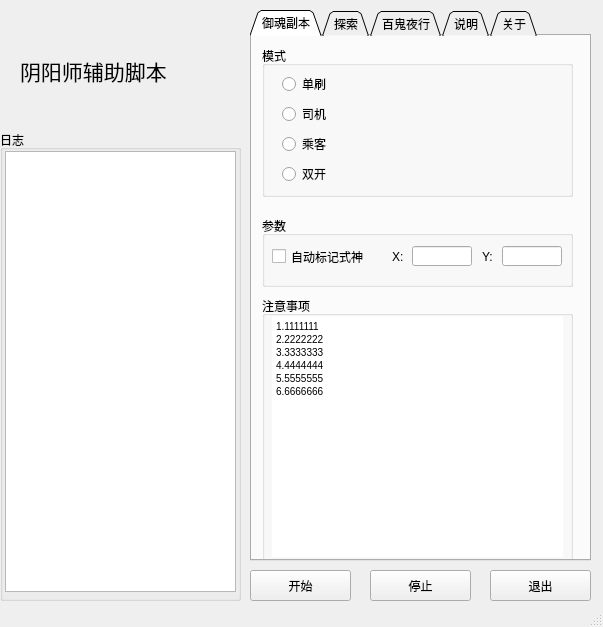
Old version of the form GuiModule/MainWindow.ui in the repository li-zheng-hao/OnmyojiScript.
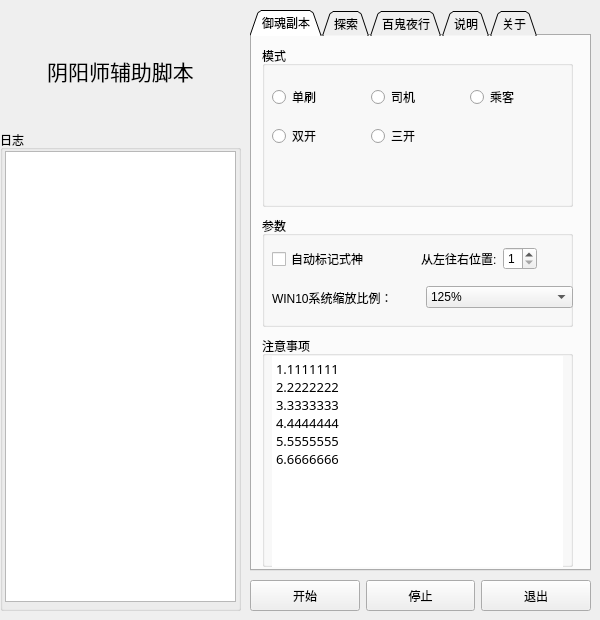
New version of the form.

The edit to the form file:
```diff
--- a/GuiModule/MainWindow.ui
+++ b/GuiModule/MainWindow.ui
@@ -6,8 +6,8 @@
    <rect>
     <x>0</x>
     <y>0</y>
-    <width>603</width>
-    <height>627</height>
+    <width>600</width>
+    <height>620</height>
    </rect>
   </property>
   <property name="sizePolicy">
@@ -16,6 +16,18 @@
     <verstretch>0</verstretch>
    </sizepolicy>
   </property>
+  <property name="minimumSize">
+   <size>
+    <width>600</width>
+    <height>605</height>
+   </size>
+  </property>
+  <property name="maximumSize">
+   <size>
+    <width>600</width>
+    <height>650</height>
+   </size>
+  </property>
   <property name="windowTitle">
    <string>阴阳师辅助脚本</string>
   </property>
@@ -26,7 +38,7 @@
       <x>250</x>
       <y>10</y>
       <width>341</width>
-      <height>551</height>
+      <height>561</height>
      </rect>
     </property>
     <property name="sizePolicy">
@@ -60,64 +72,59 @@
         <x>10</x>
         <y>10</y>
         <width>311</width>
-        <height>151</height>
+        <height>161</height>
        </rect>
       </property>
       <property name="title">
        <string>模式</string>
       </property>
-      <widget class="QRadioButton" name="radioButton">
+      <widget class="QWidget" name="layoutWidget">
        <property name="geometry">
         <rect>
-         <x>20</x>
+         <x>10</x>
          <y>30</y>
-         <width>93</width>
-         <height>16</height>
+         <width>291</width>
+         <height>81</height>
         </rect>
        </property>
+       <layout class="QGridLayout" name="gridLayout">
+        <item row="0" column="0">
+         <widget class="QRadioButton" name="yuhun_single">
        <property name="text">
         <string>单刷</string>
        </property>
       </widget>
-      <widget class="QRadioButton" name="radioButton_2">
-       <property name="geometry">
-        <rect>
-         <x>20</x>
-         <y>60</y>
-         <width>93</width>
-         <height>16</height>
-        </rect>
-       </property>
+        </item>
+        <item row="0" column="1">
+         <widget class="QRadioButton" name="yuhun_driver">
        <property name="text">
         <string>司机</string>
        </property>
       </widget>
-      <widget class="QRadioButton" name="radioButton_3">
-       <property name="geometry">
-        <rect>
-         <x>20</x>
-         <y>90</y>
-         <width>93</width>
-         <height>16</height>
-        </rect>
-       </property>
+        </item>
+        <item row="0" column="2">
+         <widget class="QRadioButton" name="yuhun_passenger">
        <property name="text">
         <string>乘客</string>
        </property>
       </widget>
-      <widget class="QRadioButton" name="radioButton_4">
-       <property name="geometry">
-        <rect>
-         <x>20</x>
-         <y>120</y>
-         <width>93</width>
-         <height>16</height>
-        </rect>
-       </property>
+        </item>
+        <item row="1" column="0">
+         <widget class="QRadioButton" name="yuhun_two">
        <property name="text">
         <string>双开</string>
        </property>
       </widget>
+        </item>
+        <item row="1" column="1" colspan="2">
+         <widget class="QRadioButton" name="yuhun_three">
+          <property name="text">
+           <string>三开</string>
+          </property>
+         </widget>
+        </item>
+       </layout>
+      </widget>
      </widget>
      <widget class="QGroupBox" name="groupBox_3">
       <property name="geometry">
@@ -125,79 +132,136 @@
         <x>10</x>
         <y>180</y>
         <width>311</width>
-        <height>71</height>
+        <height>111</height>
        </rect>
       </property>
       <property name="title">
        <string>参数</string>
       </property>
-      <widget class="QCheckBox" name="checkBox">
+      <widget class="QWidget" name="layoutWidget">
        <property name="geometry">
         <rect>
          <x>10</x>
          <y>30</y>
-         <width>111</width>
-         <height>21</height>
+         <width>310</width>
+         <height>26</height>
         </rect>
+       </property>
+       <layout class="QHBoxLayout" name="horizontalLayout_2">
+        <item>
+         <widget class="QCheckBox" name="need_mark_shi_shen">
+          <property name="sizePolicy">
+           <sizepolicy hsizetype="Minimum" vsizetype="Fixed">
+            <horstretch>0</horstretch>
+            <verstretch>0</verstretch>
+           </sizepolicy>
        </property>
        <property name="text">
         <string>自动标记式神</string>
        </property>
       </widget>
-      <widget class="QLineEdit" name="lineEdit">
-       <property name="geometry">
-        <rect>
-         <x>240</x>
-         <y>30</y>
-         <width>60</width>
+        </item>
+        <item>
+         <spacer name="horizontalSpacer_2">
+          <property name="orientation">
+           <enum>Qt::Horizontal</enum>
+          </property>
+          <property name="sizeHint" stdset="0">
+           <size>
+            <width>30</width>
          <height>20</height>
-        </rect>
-       </property>
-      </widget>
+           </size>
+          </property>
+         </spacer>
+        </item>
+        <item>
       <widget class="QLabel" name="label_2">
-       <property name="geometry">
-        <rect>
-         <x>130</x>
-         <y>30</y>
-         <width>31</width>
-         <height>21</height>
-        </rect>
+          <property name="sizePolicy">
+           <sizepolicy hsizetype="Fixed" vsizetype="Preferred">
+            <horstretch>0</horstretch>
+            <verstretch>0</verstretch>
+           </sizepolicy>
        </property>
        <property name="text">
-        <string>X:</string>
-       </property>
-      </widget>
-      <widget class="QLineEdit" name="lineEdit_2">
-       <property name="geometry">
-        <rect>
-         <x>150</x>
-         <y>30</y>
-         <width>60</width>
+           <string>从左往右位置:</string>
+          </property>
+         </widget>
+        </item>
+        <item>
+         <widget class="QSpinBox" name="mark_shi_shen_pos_index">
+          <property name="sizePolicy">
+           <sizepolicy hsizetype="Minimum" vsizetype="Fixed">
+            <horstretch>0</horstretch>
+            <verstretch>0</verstretch>
+           </sizepolicy>
+          </property>
+          <property name="minimum">
+           <number>1</number>
+          </property>
+          <property name="maximum">
+           <number>5</number>
+          </property>
+         </widget>
+        </item>
+        <item>
+         <spacer name="horizontalSpacer">
+          <property name="orientation">
+           <enum>Qt::Horizontal</enum>
+          </property>
+          <property name="sizeHint" stdset="0">
+           <size>
+            <width>5</width>
          <height>20</height>
-        </rect>
-       </property>
+           </size>
+          </property>
+         </spacer>
+        </item>
+       </layout>
       </widget>
+      <widget class="QWidget" name="">
+       <property name="geometry">
+        <rect>
+         <x>10</x>
+         <y>70</y>
+         <width>301</width>
+         <height>23</height>
+        </rect>
+       </property>
+       <layout class="QHBoxLayout" name="horizontalLayout_3">
+        <item>
       <widget class="QLabel" name="label_3">
-       <property name="geometry">
-        <rect>
-         <x>220</x>
-         <y>30</y>
-         <width>21</width>
-         <height>21</height>
-        </rect>
-       </property>
+          <property name="text">
+           <string>WIN10系统缩放比例：</string>
+          </property>
+         </widget>
+        </item>
+        <item>
+         <widget class="QComboBox" name="system_resize_resolution">
+          <property name="maxVisibleItems">
+           <number>2</number>
+          </property>
+          <item>
        <property name="text">
-        <string>Y:</string>
-       </property>
+            <string>125%</string>
+           </property>
+          </item>
+          <item>
+           <property name="text">
+            <string>100%</string>
+           </property>
+          </item>
+         </widget>
+        </item>
+       </layout>
       </widget>
      </widget>
      <widget class="QGroupBox" name="groupBox_4">
       <property name="geometry">
        <rect>
         <x>10</x>
-        <y>260</y>
+        <y>300</y>
         <width>311</width>
-        <height>271</height>
+        <height>231</height>
        </rect>
       </property>
       <property name="title">
@@ -212,6 +276,11 @@
          <height>241</height>
         </rect>
        </property>
+       <property name="font">
+        <font>
+         <family>微软雅黑</family>
+        </font>
+       </property>
        <property name="styleSheet">
         <string notr="true">border: none;</string>
        </property>
@@ -222,13 +291,13 @@
         <string>&lt;!DOCTYPE HTML PUBLIC &quot;-//W3C//DTD HTML 4.0//EN&quot; &quot;http://www.w3.org/TR/REC-html40/strict.dtd&quot;&gt;
 &lt;html&gt;&lt;head&gt;&lt;meta name=&quot;qrichtext&quot; content=&quot;1&quot; /&gt;&lt;style type=&quot;text/css&quot;&gt;
 p, li { white-space: pre-wrap; }
-&lt;/style&gt;&lt;/head&gt;&lt;body style=&quot; font-family:'SimSun'; font-size:7.2pt; font-weight:400; font-style:normal;&quot;&gt;
-&lt;p style=&quot; margin-top:0px; margin-bottom:0px; margin-left:0px; margin-right:0px; -qt-block-indent:0; text-indent:0px;&quot;&gt;1.1111111&lt;/p&gt;
-&lt;p style=&quot; margin-top:0px; margin-bottom:0px; margin-left:0px; margin-right:0px; -qt-block-indent:0; text-indent:0px;&quot;&gt;2.2222222&lt;/p&gt;
-&lt;p style=&quot; margin-top:0px; margin-bottom:0px; margin-left:0px; margin-right:0px; -qt-block-indent:0; text-indent:0px;&quot;&gt;3.3333333&lt;/p&gt;
-&lt;p style=&quot; margin-top:0px; margin-bottom:0px; margin-left:0px; margin-right:0px; -qt-block-indent:0; text-indent:0px;&quot;&gt;4.4444444&lt;/p&gt;
-&lt;p style=&quot; margin-top:0px; margin-bottom:0px; margin-left:0px; margin-right:0px; -qt-block-indent:0; text-indent:0px;&quot;&gt;5.5555555&lt;/p&gt;
-&lt;p style=&quot; margin-top:0px; margin-bottom:0px; margin-left:0px; margin-right:0px; -qt-block-indent:0; text-indent:0px;&quot;&gt;6.6666666&lt;/p&gt;&lt;/body&gt;&lt;/html&gt;</string>
+&lt;/style&gt;&lt;/head&gt;&lt;body style=&quot; font-family:'微软雅黑'; font-size:9pt; font-weight:400; font-style:normal;&quot;&gt;
+&lt;p style=&quot; margin-top:0px; margin-bottom:0px; margin-left:0px; margin-right:0px; -qt-block-indent:0; text-indent:0px;&quot;&gt;&lt;span style=&quot; font-family:'SimSun'; font-size:10pt;&quot;&gt;1.1111111&lt;/span&gt;&lt;/p&gt;
+&lt;p style=&quot; margin-top:0px; margin-bottom:0px; margin-left:0px; margin-right:0px; -qt-block-indent:0; text-indent:0px;&quot;&gt;&lt;span style=&quot; font-family:'SimSun'; font-size:10pt;&quot;&gt;2.2222222&lt;/span&gt;&lt;/p&gt;
+&lt;p style=&quot; margin-top:0px; margin-bottom:0px; margin-left:0px; margin-right:0px; -qt-block-indent:0; text-indent:0px;&quot;&gt;&lt;span style=&quot; font-family:'SimSun'; font-size:10pt;&quot;&gt;3.3333333&lt;/span&gt;&lt;/p&gt;
+&lt;p style=&quot; margin-top:0px; margin-bottom:0px; margin-left:0px; margin-right:0px; -qt-block-indent:0; text-indent:0px;&quot;&gt;&lt;span style=&quot; font-family:'SimSun'; font-size:10pt;&quot;&gt;4.4444444&lt;/span&gt;&lt;/p&gt;
+&lt;p style=&quot; margin-top:0px; margin-bottom:0px; margin-left:0px; margin-right:0px; -qt-block-indent:0; text-indent:0px;&quot;&gt;&lt;span style=&quot; font-family:'SimSun'; font-size:10pt;&quot;&gt;5.5555555&lt;/span&gt;&lt;/p&gt;
+&lt;p style=&quot; margin-top:0px; margin-bottom:0px; margin-left:0px; margin-right:0px; -qt-block-indent:0; text-indent:0px;&quot;&gt;&lt;span style=&quot; font-family:'SimSun'; font-size:10pt;&quot;&gt;6.6666666&lt;/span&gt;&lt;/p&gt;&lt;/body&gt;&lt;/html&gt;</string>
        </property>
       </widget>
      </widget>
@@ -277,6 +346,9 @@
     <property name="text">
      <string>阴阳师辅助脚本</string>
     </property>
+    <property name="alignment">
+     <set>Qt::AlignCenter</set>
+    </property>
    </widget>
    <widget class="QGroupBox" name="groupBox">
     <property name="geometry">
@@ -284,7 +356,7 @@
       <x>0</x>
       <y>130</y>
       <width>241</width>
-      <height>471</height>
+      <height>481</height>
      </rect>
     </property>
     <property name="title">
@@ -296,52 +368,66 @@
        <x>5</x>
        <y>21</y>
        <width>231</width>
-       <height>441</height>
+       <height>451</height>
       </rect>
      </property>
+     <property name="styleSheet">
+      <string notr="true">border=none;</string>
+     </property>
     </widget>
    </widget>
+   <widget class="QWidget" name="layoutWidget">
+    <property name="geometry">
+     <rect>
+      <x>250</x>
+      <y>580</y>
+      <width>341</width>
+      <height>31</height>
+     </rect>
+    </property>
+    <layout class="QHBoxLayout" name="horizontalLayout">
+     <item>
    <widget class="QPushButton" name="start_btn">
-    <property name="geometry">
-     <rect>
-      <x>250</x>
-      <y>570</y>
-      <width>101</width>
-      <height>31</height>
-     </rect>
+       <property name="sizePolicy">
+        <sizepolicy hsizetype="Preferred" vsizetype="Preferred">
+         <horstretch>0</horstretch>
+         <verstretch>0</verstretch>
+        </sizepolicy>
     </property>
     <property name="text">
      <string>开始</string>
     </property>
    </widget>
+     </item>
+     <item>
    <widget class="QPushButton" name="end_btn">
-    <property name="geometry">
-     <rect>
-      <x>370</x>
-      <y>570</y>
-      <width>101</width>
-      <height>31</height>
-     </rect>
+       <property name="sizePolicy">
+        <sizepolicy hsizetype="Preferred" vsizetype="Preferred">
+         <horstretch>0</horstretch>
+         <verstretch>0</verstretch>
+        </sizepolicy>
     </property>
     <property name="text">
      <string>停止</string>
     </property>
    </widget>
+     </item>
+     <item>
    <widget class="QPushButton" name="quit_btn">
-    <property name="geometry">
-     <rect>
-      <x>490</x>
-      <y>570</y>
-      <width>101</width>
-      <height>31</height>
-     </rect>
+       <property name="sizePolicy">
+        <sizepolicy hsizetype="Preferred" vsizetype="Preferred">
+         <horstretch>0</horstretch>
+         <verstretch>0</verstretch>
+        </sizepolicy>
     </property>
     <property name="text">
      <string>退出</string>
     </property>
    </widget>
-  </widget>
-  <widget class="QStatusBar" name="statusbar"/>
+     </item>
+    </layout>
+   </widget>
+  </widget>
  </widget>
  <resources/>
  <connections/>
```
Left out of the diff: 2 changed lines with no effect on the pictures. Lines whose indentation alone changed are shown as unchanged.
